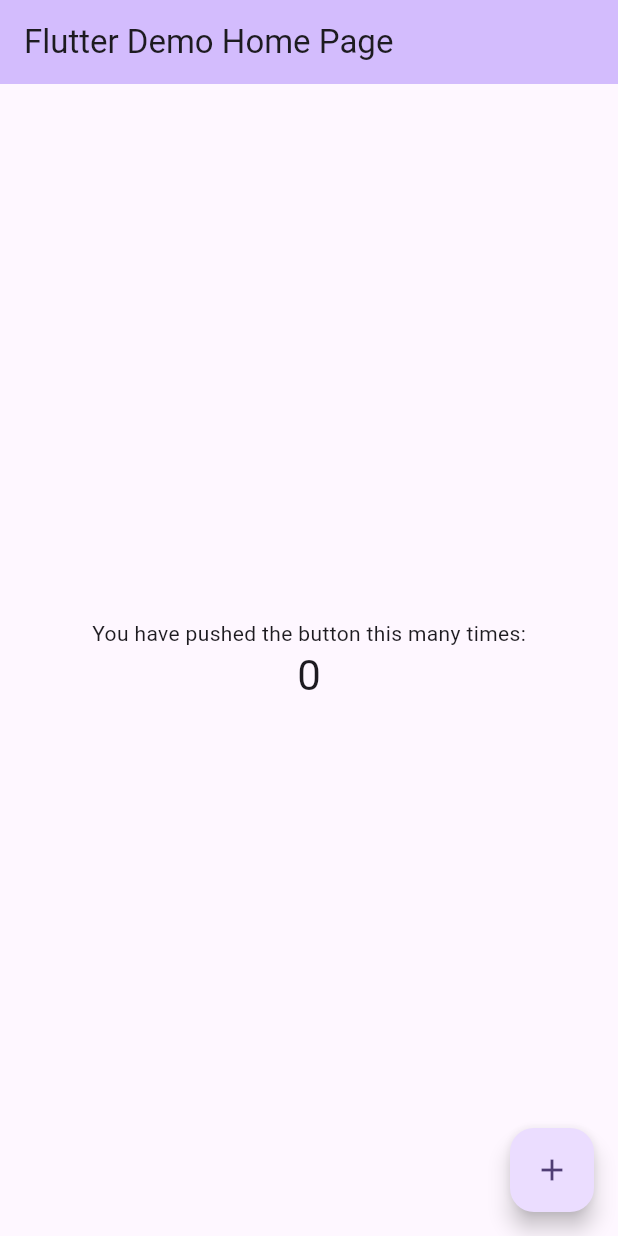
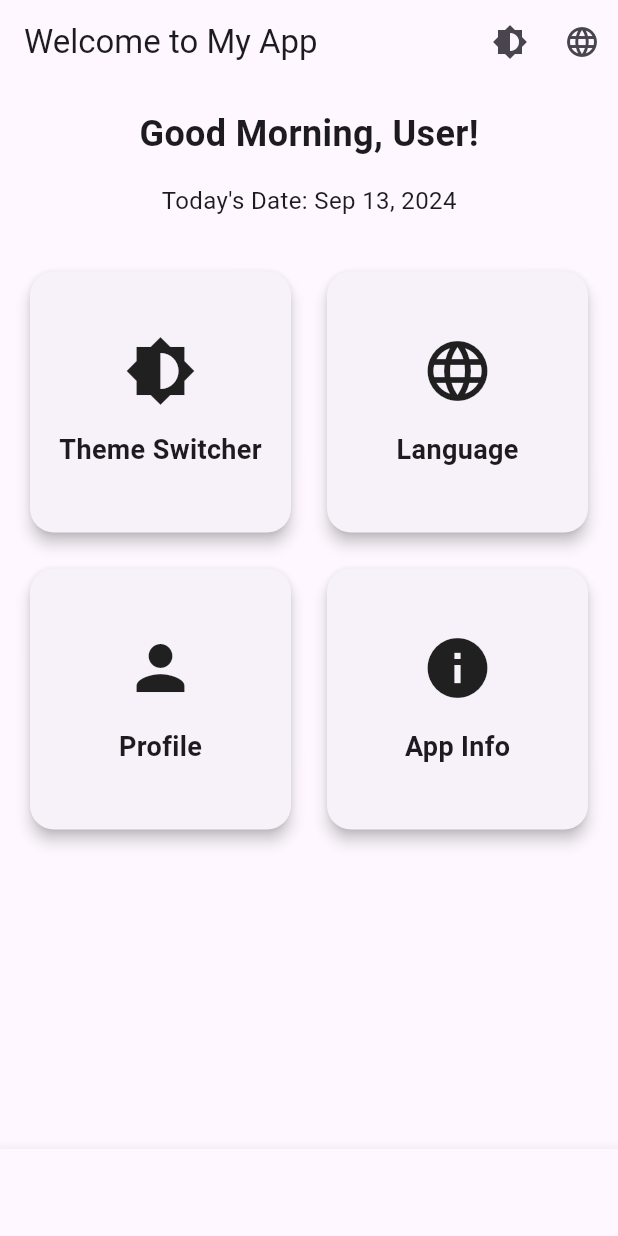
Before and after one commit to ajayrana78767/flutter-theme-and-localization, a Flutter app: the screen it shows after launch, on a phone screen of 412 x 824 dp. Run offline on Flutter 3.47's test engine with Material 3 defaults, Android fonts, the phone set to English and light mode, and no system bars.

Commit message:
Theme Mode Done

```diff
--- /dev/null
+++ b/lib/dashboard_screen.dart
@@ -0,0 +1,112 @@
+import 'package:flutter/material.dart';
+import 'package:flutter_theme_and_localization/provider/locale_provider.dart';
+import 'package:flutter_theme_and_localization/provider/theme_provider.dart';
+import 'package:intl/intl.dart';
+import 'package:provider/provider.dart';
+
+
+class DashboardScreen extends StatelessWidget {
+  @override
+  Widget build(BuildContext context) {
+    final themeProvider = Provider.of<ThemeProvider>(context);
+    final localeProvider = Provider.of<LocaleProvider>(context);
+
+    return Scaffold(
+      appBar: AppBar(
+        title: Text('Welcome to My App'),
+        actions: [
+          IconButton(
+            icon: Icon(themeProvider.themeMode == ThemeMode.light
+                ? Icons.brightness_6
+                : Icons.brightness_7),
+            onPressed: () {
+              themeProvider.toggleTheme(); // Toggle theme using provider
+            },
+          ),
+          IconButton(
+            icon: Icon(Icons.language),
+            onPressed: () {
+              localeProvider.toggleLocale(); // Toggle language using provider
+            },
+          ),
+        ],
+      ),
+      body: Column(
+        children: [
+          Padding(
+            padding: const EdgeInsets.all(16.0),
+            child: Text(
+              'Good Morning, User!',
+              style: TextStyle(fontSize: 24, fontWeight: FontWeight.bold),
+            ),
+          ),
+          Text(
+            'Today\'s Date: ${DateFormat.yMMMd().format(DateTime.now())}',
+            style: TextStyle(fontSize: 16),
+          ),
+          SizedBox(height: 16),
+          Expanded(
+            child: GridView.count(
+              crossAxisCount: 2,
+              padding: const EdgeInsets.all(16.0),
+              crossAxisSpacing: 16.0,
+              mainAxisSpacing: 16.0,
+              children: [
+                _buildFeatureCard('Theme Switcher', Icons.brightness_6),
+                _buildFeatureCard('Language', Icons.language),
+                _buildFeatureCard('Profile', Icons.person),
+                _buildFeatureCard('App Info', Icons.info),
+              ],
+            ),
+          ),
+        ],
+      ),
+      bottomNavigationBar: BottomNavigationBar(
+        items: [
+          BottomNavigationBarItem(
+            icon: Icon(Icons.home),
+            label: 'Home',
+          ),
+          BottomNavigationBarItem(
+            icon: Icon(Icons.settings),
+            label: 'Settings',
+          ),
+          BottomNavigationBarItem(
+            icon: Icon(Icons.notifications),
+            label: 'Notifications',
+          ),
+          BottomNavigationBarItem(
+            icon: Icon(Icons.help),
+            label: 'Help',
+          ),
+        ],
+        currentIndex: 0,
+        onTap: (index) {
+          // Handle tab navigation
+        },
+      ),
+    );
+  }
+
+  Widget _buildFeatureCard(String title, IconData icon) {
+    return Card(
+      elevation: 4.0,
+      shape: RoundedRectangleBorder(
+        borderRadius: BorderRadius.circular(16),
+      ),
+      child: Center(
+        child: Column(
+          mainAxisAlignment: MainAxisAlignment.center,
+          children: [
+            Icon(icon, size: 48),
+            SizedBox(height: 16),
+            Text(
+              title,
+              style: TextStyle(fontSize: 18, fontWeight: FontWeight.bold),
+            ),
+          ],
+        ),
+      ),
+    );
+  }
+}
--- a/lib/main.dart
+++ b/lib/main.dart
@@ -1,125 +1,47 @@
 import 'package:flutter/material.dart';
+import 'package:flutter_theme_and_localization/dashboard_screen.dart';
+import 'package:flutter_theme_and_localization/provider/locale_provider.dart';
+import 'package:flutter_theme_and_localization/provider/theme_provider.dart';
+import 'package:provider/provider.dart';
+import 'package:flutter_localizations/flutter_localizations.dart';
+
 
 void main() {
-  runApp(const MyApp());
+  runApp(
+    MultiProvider(
+      providers: [
+        ChangeNotifierProvider<ThemeProvider>(create: (_) => ThemeProvider()),
+        ChangeNotifierProvider<LocaleProvider>(create: (_) => LocaleProvider()),
+      ],
+      child: MyApp(),
+    ),
+  );
 }
 
 class MyApp extends StatelessWidget {
-  const MyApp({super.key});
-
-  // This widget is the root of your application.
   @override
   Widget build(BuildContext context) {
-    return MaterialApp(
-      title: 'Flutter Demo',
-      theme: ThemeData(
-        // This is the theme of your application.
-        //
-        // TRY THIS: Try running your application with "flutter run". You'll see
-        // the application has a purple toolbar. Then, without quitting the app,
-        // try changing the seedColor in the colorScheme below to Colors.green
-        // and then invoke "hot reload" (save your changes or press the "hot
-        // reload" button in a Flutter-supported IDE, or press "r" if you used
-        // the command line to start the app).
-        //
-        // Notice that the counter didn't reset back to zero; the application
-        // state is not lost during the reload. To reset the state, use hot
-        // restart instead.
-        //
-        // This works for code too, not just values: Most code changes can be
-        // tested with just a hot reload.
-        colorScheme: ColorScheme.fromSeed(seedColor: Colors.deepPurple),
-        useMaterial3: true,
-      ),
-      home: const MyHomePage(title: 'Flutter Demo Home Page'),
+    return Consumer2<ThemeProvider, LocaleProvider>(
+      builder: (context, themeProvider, localeProvider, child) {
+        return MaterialApp(
+          debugShowCheckedModeBanner: false,
+          theme: ThemeData.light(),
+          darkTheme: ThemeData.dark(),
+          themeMode: themeProvider.themeMode,
+          locale: localeProvider.locale,
+          supportedLocales: const [
+            Locale('en'), // English
+            Locale('es'), // Spanish
+          ],
+          localizationsDelegates: [
+            // AppLocalizations.delegate, // Add this line
+            GlobalMaterialLocalizations.delegate,
+            GlobalWidgetsLocalizations.delegate,
+            GlobalCupertinoLocalizations.delegate,
+          ],
+          home: DashboardScreen(),
+        );
+      },
     );
   }
 }
-
-class MyHomePage extends StatefulWidget {
-  const MyHomePage({super.key, required this.title});
-
-  // This widget is the home page of your application. It is stateful, meaning
-  // that it has a State object (defined below) that contains fields that affect
-  // how it looks.
-
-  // This class is the configuration for the state. It holds the values (in this
-  // case the title) provided by the parent (in this case the App widget) and
-  // used by the build method of the State. Fields in a Widget subclass are
-  // always marked "final".
-
-  final String title;
-
-  @override
-  State<MyHomePage> createState() => _MyHomePageState();
-}
-
-class _MyHomePageState extends State<MyHomePage> {
-  int _counter = 0;
-
-  void _incrementCounter() {
-    setState(() {
-      // This call to setState tells the Flutter framework that something has
-      // changed in this State, which causes it to rerun the build method below
-      // so that the display can reflect the updated values. If we changed
-      // _counter without calling setState(), then the build method would not be
-      // called again, and so nothing would appear to happen.
-      _counter++;
-    });
-  }
-
-  @override
-  Widget build(BuildContext context) {
-    // This method is rerun every time setState is called, for instance as done
-    // by the _incrementCounter method above.
-    //
-    // The Flutter framework has been optimized to make rerunning build methods
-    // fast, so that you can just rebuild anything that needs updating rather
-    // than having to individually change instances of widgets.
-    return Scaffold(
-      appBar: AppBar(
-        // TRY THIS: Try changing the color here to a specific color (to
-        // Colors.amber, perhaps?) and trigger a hot reload to see the AppBar
-        // change color while the other colors stay the same.
-        backgroundColor: Theme.of(context).colorScheme.inversePrimary,
-        // Here we take the value from the MyHomePage object that was created by
-        // the App.build method, and use it to set our appbar title.
-        title: Text(widget.title),
-      ),
-      body: Center(
-        // Center is a layout widget. It takes a single child and positions it
-        // in the middle of the parent.
-        child: Column(
-          // Column is also a layout widget. It takes a list of children and
-          // arranges them vertically. By default, it sizes itself to fit its
-          // children horizontally, and tries to be as tall as its parent.
-          //
-          // Column has various properties to control how it sizes itself and
-          // how it positions its children. Here we use mainAxisAlignment to
-          // center the children vertically; the main axis here is the vertical
-          // axis because Columns are vertical (the cross axis would be
-          // horizontal).
-          //
-          // TRY THIS: Invoke "debug painting" (choose the "Toggle Debug Paint"
-          // action in the IDE, or press "p" in the console), to see the
-          // wireframe for each widget.
-          mainAxisAlignment: MainAxisAlignment.center,
-          children: <Widget>[
-            const Text(
-              'You have pushed the button this many times:',
-            ),
-            Text(
-              '$_counter',
-              style: Theme.of(context).textTheme.headlineMedium,
-            ),
-          ],
-        ),
-      ),
-      floatingActionButton: FloatingActionButton(
-        onPressed: _incrementCounter,
-        tooltip: 'Increment',
-        child: const Icon(Icons.add),
-      ), // This trailing comma makes auto-formatting nicer for build methods.
-    );
-  }
-}
--- /dev/null
+++ b/lib/provider/locale_provider.dart
@@ -0,0 +1,16 @@
+import 'package:flutter/material.dart';
+
+class LocaleProvider extends ChangeNotifier {
+  Locale _locale = Locale('en'); // Default to English
+
+  Locale get locale => _locale;
+
+  void toggleLocale() {
+    if (_locale.languageCode == 'en') {
+      _locale = Locale('es'); // Switch to Spanish
+    } else {
+      _locale = Locale('en'); // Switch back to English
+    }
+    notifyListeners(); // Notify listeners to rebuild the UI
+  }
+}
--- /dev/null
+++ b/lib/provider/theme_provider.dart
@@ -0,0 +1,16 @@
+import 'package:flutter/material.dart';
+
+class ThemeProvider extends ChangeNotifier {
+  ThemeMode _themeMode = ThemeMode.light; // Default is light theme
+
+  ThemeMode get themeMode => _themeMode;
+
+  void toggleTheme() {
+    if (_themeMode == ThemeMode.light) {
+      _themeMode = ThemeMode.dark;
+    } else {
+      _themeMode = ThemeMode.light;
+    }
+    notifyListeners(); // Notify listeners to rebuild the UI
+  }
+}
```
Also changed, not shown: pubspec.yaml (+5 -4 lines), pubspec.lock, 5 other files.
